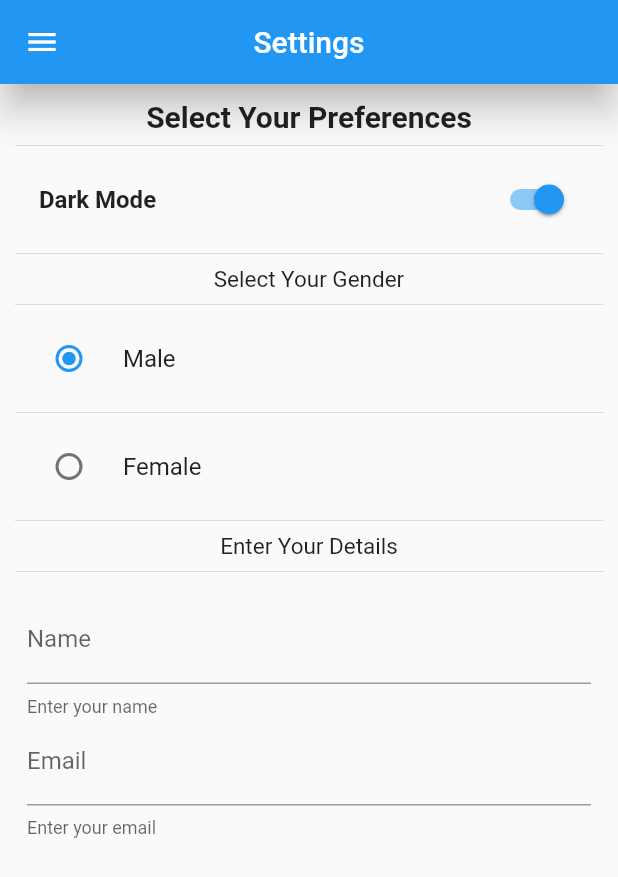
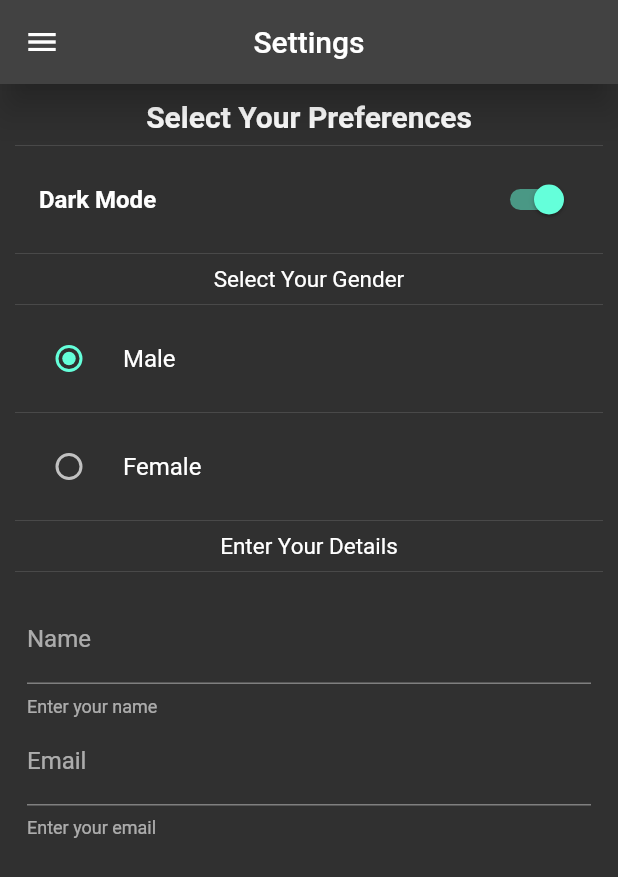
Before and after one commit to FlutterDeveloperCO/sample_app_data_persitence_sharedpreferences, a Flutter app: the SettingsScreen screen opened by its route, after a tap on "Dark Mode", on a phone screen of 412 x 824 dp. Shown: the top 877 px of the screen. Run offline on Flutter 3.47's test engine with Material 2 defaults, Android fonts, the phone set to English and light mode, and no system bars; our stand-ins replace shared_preferences; accounts and stored records are empty.

Commit message:
Added State Management With Provider

```diff
--- /dev/null
+++ b/lib/providers/theme_provider.dart
@@ -0,0 +1,18 @@
+import 'package:flutter/material.dart';
+
+class ThemeProvider extends ChangeNotifier{
+  ThemeData currentTheme;
+
+  ThemeProvider({required bool isDarkMode})
+      : currentTheme = isDarkMode ? ThemeData.dark() : ThemeData.light();
+
+  setLigthTheme() {
+    currentTheme = ThemeData.light();
+    notifyListeners();
+  }
+
+  setDarkTheme() {
+    currentTheme = ThemeData.dark();
+    notifyListeners();
+  }
+}
--- a/lib/screens/settings_screen.dart
+++ b/lib/screens/settings_screen.dart
@@ -1,5 +1,9 @@
 import 'package:flutter/material.dart';
+import 'package:provider/provider.dart';
+import 'package:sample_app_data_persistence/providers/theme_provider.dart';
 import 'package:sample_app_data_persistence/widgets/widgets.dart';
+
+import '../shared_preferences/preferences.dart';
 
 class SettingsScreen extends StatefulWidget {
   static const String routerName = 'Settings';
@@ -11,9 +15,6 @@ class SettingsScreen extends StatefulWidget {
 }
 
 class _SettingsScreenState extends State<SettingsScreen> {
-  String? name, email;
-  bool isDarkmode = false;
-  int gender = 1;
 
   @override
   Widget build(BuildContext context) {
@@ -39,67 +40,69 @@ class _SettingsScreenState extends State<SettingsScreen> {
                     'Dark Mode',
                     style: TextStyle(fontWeight: FontWeight.bold),
                   ),
-                  value: isDarkmode,
+                  value: Preferences.isDarkMode,
                   onChanged: (value) {
-                    isDarkmode = value;
+                    Preferences.isDarkMode = value;
+                    final themeProvider = Provider.of<ThemeProvider>(context, listen: false);
+                    value ? themeProvider.setDarkTheme() : themeProvider.setLigthTheme();
                     setState(() {});
                   }),
               const Divider(),
-              Text(
+              const Text(
                 'Select Your Gender',
                 style: TextStyle(
                   fontSize: 15,
                 ),
               ),
-              Divider(),
+              const Divider(),
               RadioListTile<int>(
-                  title: Text('Male'),
+                  title: const Text('Male'),
                   value: 1,
-                  groupValue: gender,
+                  groupValue: Preferences.gender,
                   onChanged: (value) {
-                    gender = value ?? 1;
+                    Preferences.gender = value ?? 1;
                     setState(() {});
                   }),
-              Divider(),
+              const Divider(),
               RadioListTile<int>(
                   title: Text('Female'),
                   value: 2,
-                  groupValue: gender,
+                  groupValue: Preferences.gender,
                   onChanged: (value) {
-                    gender = value ?? 2;
+                    Preferences.gender = value ?? 2;
                     setState(() {});
                   }),
-              Divider(),
-              Text(
+              const Divider(),
+              const Text(
                 'Enter Your Details',
                 style: TextStyle(
                   fontSize: 15,
                 ),
               ),
-              Divider(),
+              const Divider(),
               Padding(
                 padding: const EdgeInsets.all(8.0),
                 child: Column(
                   children: [
                     TextFormField(
-                      initialValue: '',
+                      initialValue: Preferences.name,
                       decoration: const InputDecoration(
                         labelText: 'Name',
                         helperText: 'Enter your name',
                       ),
                       onChanged: (value) {
-                        name = value;
+                        Preferences.name = value;
                         setState(() {});
                       },
                     ),
                     TextFormField(
-                      initialValue: '',
+                      initialValue: Preferences.email,
                       decoration: const InputDecoration(
                         labelText: 'Email',
                         helperText: 'Enter your email',
                       ),
                       onChanged: (value) {
-                        email = value;
+                        Preferences.email = value;
                         setState(() {});
                       },
                     ),
--- a/lib/shared_preferences/preferences.dart
+++ b/lib/shared_preferences/preferences.dart
@@ -1,9 +1,6 @@
-
-
 import 'package:shared_preferences/shared_preferences.dart';
 
 class Preferences {
-
   static late SharedPreferences _prefs;
 
   static String _name = '';
@@ -15,6 +12,41 @@ class Preferences {
     _prefs = await SharedPreferences.getInstance();
   }
 
+  //Setters and Getters of User Preferences
 
+  static String get name {
+    return _prefs.getString('name') ?? _name;
+  }
 
+  static set name(String name) {
+    _name = name;
+    _prefs.setString('name', name);
+  }
+
+  static String get email {
+    return _prefs.getString('email') ?? _email;
+  }
+
+  static set email(String email) {
+    _email = email;
+    _prefs.setString('email', email);
+  }
+
+  static bool get isDarkMode {
+    return _prefs.getBool('isDarkMode') ?? _isDarkmode;
+  }
+
+  static set isDarkMode(bool isDarkMode) {
+    _isDarkmode = isDarkMode;
+    _prefs.setBool('isDarkMode', isDarkMode);
+  }
+
+  static int get gender {
+    return _prefs.getInt('gender') ?? _gender;
+  }
+
+  static set gender(int gender) {
+    _gender = gender;
+    _prefs.setInt('gender', gender);
+  }
 }
--- a/pubspec.yaml
+++ b/pubspec.yaml
@@ -35,6 +35,7 @@ dependencies:
   # Use with the CupertinoIcons class for iOS style icons.
   cupertino_icons: ^1.0.2
   shared_preferences: ^2.0.13
+  provider: ^6.0.2
 
 dev_dependencies:
   flutter_test:
```
Also changed, not shown: lib/main.dart (+13 -1 lines), lib/screens/home_screen.dart (+6 -4 lines), pubspec.lock.
